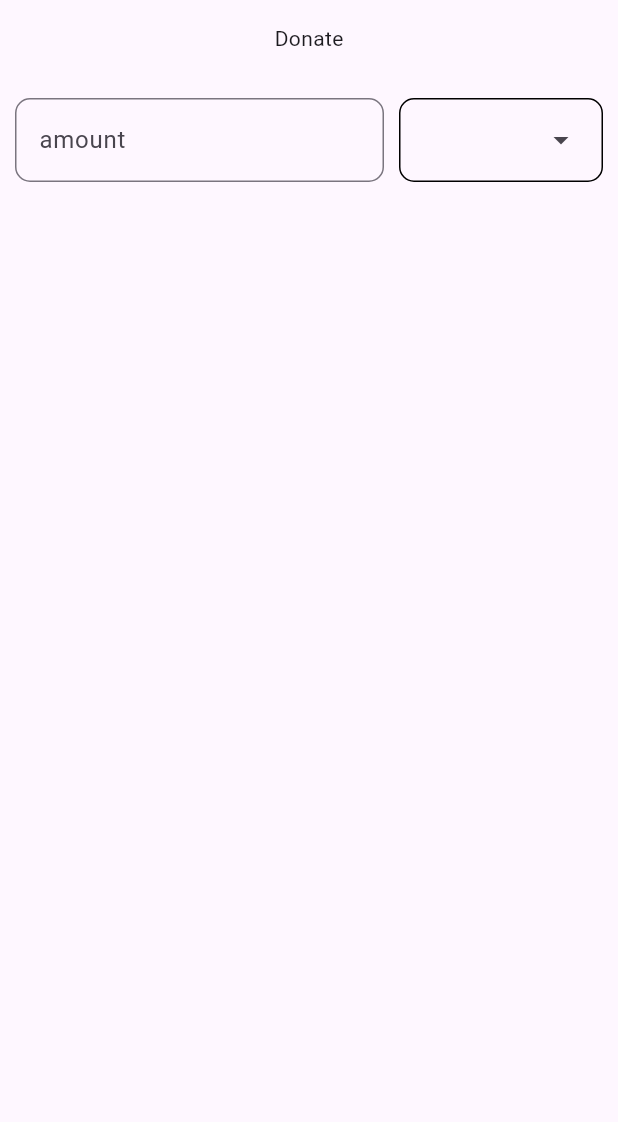
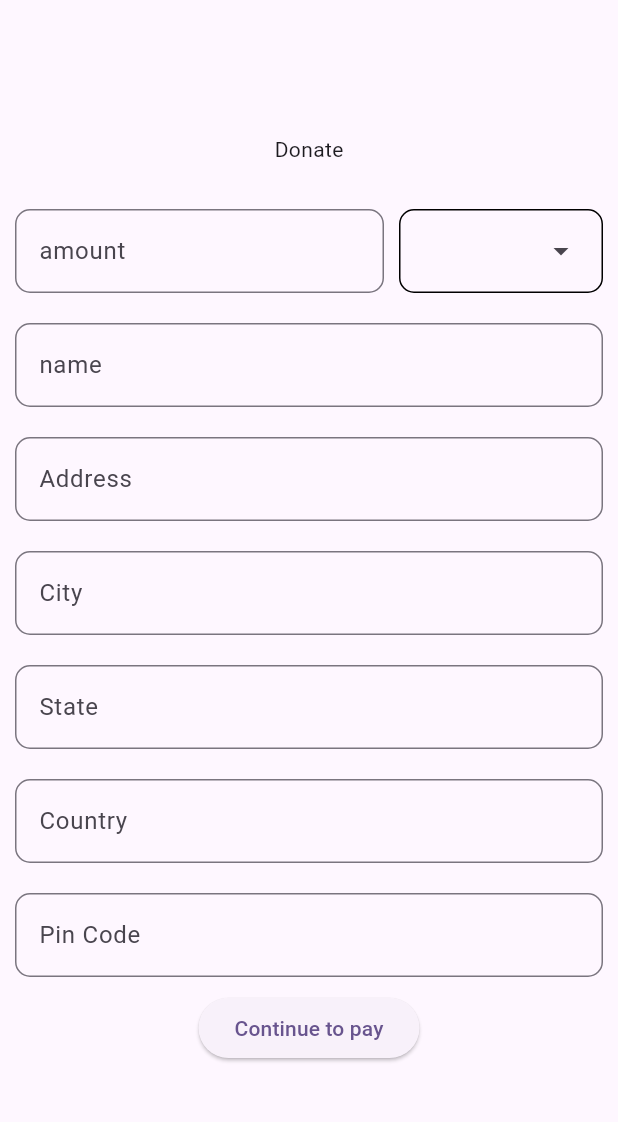
Before and after one commit to hasithamanohara/Stripe_payment, a Flutter app: the screen it shows after launch, on a phone screen of 412 x 824 dp, the part 61-1183 px from its top. Run offline on Flutter 3.47's test engine with Material 3 defaults, Android fonts, the phone set to English and light mode, and no system bars.

Commit message:
ui_implement

```diff
--- a/lib/screens/home_screen.dart
+++ b/lib/screens/home_screen.dart
@@ -55,12 +55,15 @@ class _HomeScreenState extends State<HomeScreen> {
         ),
       ),
       body: Center(
+          child: SingleChildScrollView(
         child: Column(
+          mainAxisAlignment: MainAxisAlignment.start,
           children: [
-            Text('Donate'),
-            SizedBox(
+            const Text('Donate'),
+            const SizedBox(
               height: 20,
             ),
+            //amount
             Container(
               margin: const EdgeInsets.all(10),
               child: Row(
@@ -104,10 +107,77 @@ class _HomeScreenState extends State<HomeScreen> {
                   )
                 ],
               ),
-            )
+            ),
+
+            //name
+            Container(
+              margin: const EdgeInsets.all(10),
+              child: CustomReusbleTextFeild(
+                formKey: _formKey1,
+                title: "name",
+                hintText: "Hasitha",
+                controller: nameChanged,
+                isNumber: false,
+              ),
+            ),
+
+            //Address line 1
+            Container(
+              margin: const EdgeInsets.all(10),
+              child: CustomReusbleTextFeild(
+                formKey: _formKey2,
+                title: "Address",
+                hintText: "Thanamalwila",
+                controller: addresChanged,
+                isNumber: false,
+              ),
+            ),
+
+            //city
+            Container(
+              margin: const EdgeInsets.all(10),
+              child: CustomReusbleTextFeild(
+                formKey: _formKey3,
+                title: "City",
+                hintText: "Thanamalwila",
+                controller: cityChanged,
+              ),
+            ),
+
+            //state
+            Container(
+              margin: const EdgeInsets.all(10),
+              child: CustomReusbleTextFeild(
+                  formKey: _formKey4,
+                  title: "State",
+                  hintText: "Southern",
+                  controller: stateChanged),
+            ),
+
+            //Country
+            Container(
+              margin: const EdgeInsets.all(10),
+              child: CustomReusbleTextFeild(
+                  formKey: _formKey5,
+                  title: "Country",
+                  hintText: "Sri lanka",
+                  controller: countryChanged),
+            ),
+
+            //pin
+            Container(
+              margin: const EdgeInsets.all(10),
+              child: CustomReusbleTextFeild(
+                  formKey: _formKey6,
+                  title: "Pin Code",
+                  hintText: "0100",
+                  controller: pinChanged),
+            ),
+
+            ElevatedButton(onPressed: () {}, child: Text("Continue to pay"))
           ],
         ),
-      ),
+      )),
     );
   }
 }
```
